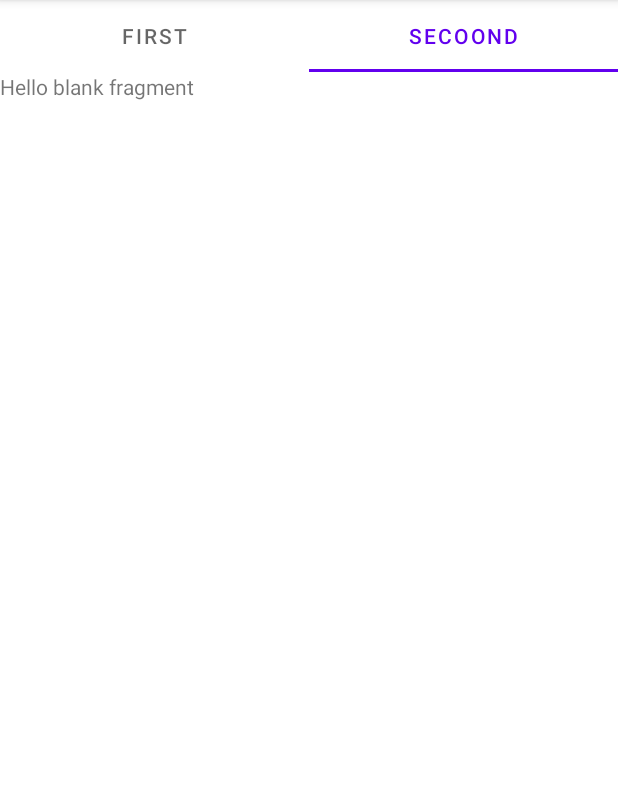
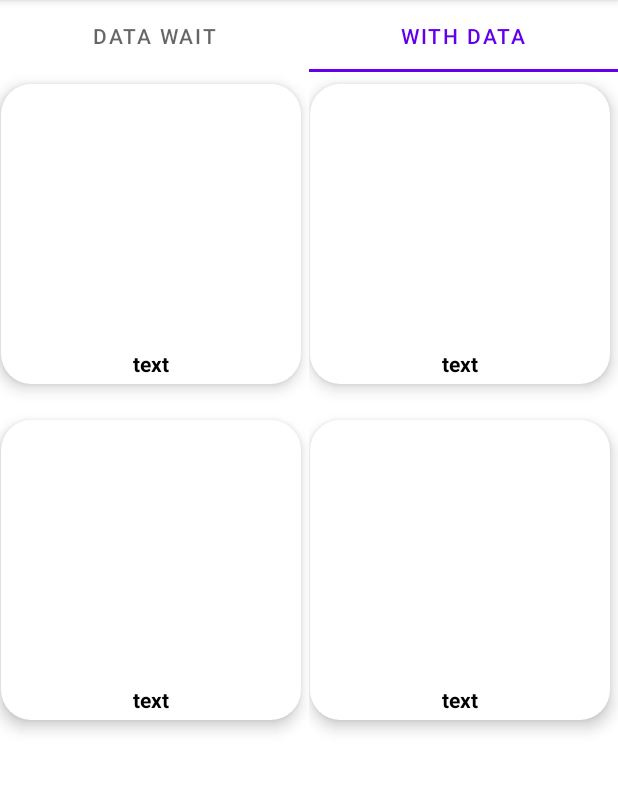
Before and after one commit to um41r254/starting_again, an Android app: the Tab screen opened directly, with no data from a screen before it, tab 2 chosen, on a phone screen of 412 x 824 dp, the part 84-877 px from its top. Run offline under Robolectric (Android 15) with nearby library versions, the phone set to English and light mode, and no system bars; our stand-ins replace Firebase (no records; nobody signed in at launch, a user with empty details on screens opened directly); pictures from the network do not load.

Commit message:
with delay left

```diff
--- a/app/src/main/AndroidManifest.xml
+++ b/app/src/main/AndroidManifest.xml
@@ -10,13 +10,15 @@
         android:supportsRtl="true"
         android:theme="@style/Theme.Starting_again">
         <activity android:name=".RecycleImplement">
+
+        </activity>
+        <activity android:name=".Tab">
             <intent-filter>
                 <action android:name="android.intent.action.MAIN" />
 
                 <category android:name="android.intent.category.LAUNCHER" />
             </intent-filter>
         </activity>
-        <activity android:name=".Tab" />
         <activity android:name=".DropTest" />
         <activity android:name=".MainActivity">
             <intent-filter>
@@ -24,6 +26,7 @@
 
                 <category android:name="android.intent.category.LAUNCHER" />
             </intent-filter>
+
         </activity>
     </application>
 
--- a/app/src/main/java/com/mid_banchers/starting_again/RecyclycleAdapter.java
+++ b/app/src/main/java/com/mid_banchers/starting_again/RecycleAdapter.java
@@ -6,6 +6,7 @@ import android.view.View;
 import android.view.ViewGroup;
 import android.widget.ImageView;
 import android.widget.TextView;
+import android.widget.Toast;
 
 import androidx.annotation.NonNull;
 import androidx.cardview.widget.CardView;
@@ -13,18 +14,16 @@ import androidx.recyclerview.widget.RecyclerView;
 
 import com.bumptech.glide.Glide;
 
-import org.w3c.dom.Text;
-
 import java.util.ArrayList;
 import java.util.List;
 
-public class RecyclycleAdapter extends RecyclerView.Adapter<RecyclycleAdapter.ViewHolder> {
+public class RecycleAdapter extends RecyclerView.Adapter<RecycleAdapter.ViewHolder> {
 private Context context;
 private List <String>  id= new ArrayList<>();
 private List <String>  name= new ArrayList<>();
 private List <String>  image = new ArrayList<>();
 
-    public RecyclycleAdapter(Context context) {
+    public RecycleAdapter(Context context) {
         this.context = context;
     }
 
@@ -56,11 +55,10 @@ private List <String>  image = new ArrayList<>();
             return id.size();
         }
     }
-    public void getdata(List<String> data ,List<String> data1 ,List<String> data2){
-        id.addAll(data);
-        image.addAll(data1);
-        name.addAll(data2);
-
+    public void getdata(List<String> data1 ,List<String> data2 ,List<String> data3){
+        id.addAll(data1);
+        image.addAll(data2);
+        name.addAll(data3);
         notifyDataSetChanged();
     }
 
--- a/app/src/main/java/com/mid_banchers/starting_again/RecycleImplement.java
+++ b/app/src/main/java/com/mid_banchers/starting_again/RecycleImplement.java
@@ -14,8 +14,6 @@ import com.google.firebase.firestore.DocumentSnapshot;
 import com.google.firebase.firestore.FirebaseFirestore;
 import com.google.firebase.firestore.QuerySnapshot;
 
-import org.w3c.dom.Document;
-
 import java.util.ArrayList;
 import java.util.List;
 
@@ -24,14 +22,14 @@ public class RecycleImplement extends AppCompatActivity {
     List<String> dbimage = new ArrayList<>();
     List<String> dpname = new ArrayList<>();
     List<String> dbid = new ArrayList<>();
-    RecyclycleAdapter adapter;
+    RecycleAdapter adapter;
 
     @Override
     protected void onCreate(Bundle savedInstanceState) {
         super.onCreate(savedInstanceState);
         setContentView(R.layout.activity_recycle_implement);
         rv1 = findViewById(R.id.rvcheck);
-        adapter = new RecyclycleAdapter(this);
+        adapter = new RecycleAdapter(this);
         rv1.setAdapter(adapter);
         rv1.setLayoutManager(new GridLayoutManager(this,2));
         getDatafromDb();
--- a/app/src/main/java/com/mid_banchers/starting_again/Tab.java
+++ b/app/src/main/java/com/mid_banchers/starting_again/Tab.java
@@ -24,10 +24,10 @@ TabLayout tabs;
         new TabLayoutMediator(tabs,pager,(TabLayout.Tab tab, int position) -> {
             if (position==0){
 
-                tab.setText("First");
+                tab.setText("Data Wait");
             }if (position==1){
 
-                tab.setText("Secoond");
+                tab.setText("With Data");
             }
 
         }).attach();
--- a/app/src/main/java/com/mid_banchers/starting_again/Tab1.java
+++ b/app/src/main/java/com/mid_banchers/starting_again/Tab1.java
@@ -1,35 +1,85 @@
 package com.mid_banchers.starting_again;
 
+import android.content.Context;
 import android.os.Bundle;
 
 import androidx.annotation.NonNull;
 import androidx.annotation.Nullable;
+import androidx.constraintlayout.widget.ConstraintLayout;
 import androidx.fragment.app.Fragment;
+import androidx.recyclerview.widget.GridLayoutManager;
+import androidx.recyclerview.widget.RecyclerView;
 
 import android.view.LayoutInflater;
 import android.view.View;
 import android.view.ViewGroup;
 
+import com.google.android.gms.tasks.OnFailureListener;
+import com.google.android.gms.tasks.OnSuccessListener;
+import com.google.firebase.firestore.DocumentSnapshot;
+import com.google.firebase.firestore.FirebaseFirestore;
+import com.google.firebase.firestore.QueryDocumentSnapshot;
+import com.google.firebase.firestore.QuerySnapshot;
+
+import java.util.ArrayList;
+import java.util.List;
+
 
 public class Tab1 extends Fragment {
+RecyclerView reload;
+RecycleAdapter Adapter;
+List<String> name = new ArrayList<>();
+List<String> image = new ArrayList<>();
+List<String> id = new ArrayList<>();
 
 
 
     public Tab1() {
 
+
     }
-
 
 
     @Override
     public View onCreateView(LayoutInflater inflater, ViewGroup container,
                              Bundle savedInstanceState) {
+
         // Inflate the layout for this fragment
+
         return inflater.inflate(R.layout.fragment_tab1, container, false);
     }
 
     @Override
     public void onViewCreated(@NonNull View view, @Nullable Bundle savedInstanceState) {
         super.onViewCreated(view, savedInstanceState);
+        reload = view.findViewById(R.id.rv_load);
+        Adapter = new RecycleAdapter(getContext());
+        reload.setAdapter(Adapter);
+        reload.setLayoutManager(new GridLayoutManager(getContext(),2));
+
+        FirebaseFirestore db = FirebaseFirestore.getInstance();
+        db.collection("Brands")
+                .get()
+                .addOnSuccessListener(new OnSuccessListener<QuerySnapshot>() {
+                    @Override
+                    public void onSuccess(QuerySnapshot queryDocumentSnapshots) {
+                        for(DocumentSnapshot Ds : queryDocumentSnapshots.getDocuments())
+                        {
+
+                            name.add(Ds.getString("brandName"));
+                            image.add(Ds.getString("image"));
+                            id.add(Ds.getId());
+                        }
+                        Adapter.getdata(id,image,name);
+
+                    }
+                }).addOnFailureListener(new OnFailureListener() {
+            @Override
+            public void onFailure(@NonNull Exception e) {
+
+            }
+        });
+
+
     }
 }
--- a/app/src/main/java/com/mid_banchers/starting_again/Tab2.java
+++ b/app/src/main/java/com/mid_banchers/starting_again/Tab2.java
@@ -5,13 +5,30 @@ import android.os.Bundle;
 import androidx.annotation.NonNull;
 import androidx.annotation.Nullable;
 import androidx.fragment.app.Fragment;
+import androidx.recyclerview.widget.GridLayoutManager;
+import androidx.recyclerview.widget.RecyclerView;
 
 import android.view.LayoutInflater;
 import android.view.View;
 import android.view.ViewGroup;
 
+import com.google.android.gms.tasks.OnFailureListener;
+import com.google.android.gms.tasks.OnSuccessListener;
+import com.google.firebase.firestore.DocumentSnapshot;
+import com.google.firebase.firestore.FirebaseFirestore;
+import com.google.firebase.firestore.QuerySnapshot;
+
+import java.util.ArrayList;
+import java.util.List;
+
 
 public class Tab2 extends Fragment {
+    RecyclerView reshow;
+    RecycleAdapter Adapter;
+    List<String> name = new ArrayList<>();
+    List<String> image = new ArrayList<>();
+    List<String> id = new ArrayList<>();
+
 
 
 
@@ -33,5 +50,32 @@ public class Tab2 extends Fragment {
     @Override
     public void onViewCreated(@NonNull View view, @Nullable Bundle savedInstanceState) {
         super.onViewCreated(view, savedInstanceState);
+        reshow = view.findViewById(R.id.rv_show);
+        Adapter = new RecycleAdapter(getContext());
+        reshow.setAdapter(Adapter);
+        reshow.setLayoutManager(new GridLayoutManager(getContext(),2));
+
+        FirebaseFirestore db = FirebaseFirestore.getInstance();
+        db.collection("Brands")
+                .get()
+                .addOnSuccessListener(new OnSuccessListener<QuerySnapshot>() {
+                    @Override
+                    public void onSuccess(QuerySnapshot queryDocumentSnapshots) {
+                        for(DocumentSnapshot Ds : queryDocumentSnapshots.getDocuments())
+                        {
+
+                            name.add(Ds.getString("brandName"));
+                            image.add(Ds.getString("image"));
+                            id.add(Ds.getId());
+                        }
+                        Adapter.getdata(id,image,name);
+
+                    }
+                }).addOnFailureListener(new OnFailureListener() {
+            @Override
+            public void onFailure(@NonNull Exception e) {
+
+            }
+        });
     }
 }
--- a/app/src/main/res/layout/fragment_tab2.xml
+++ b/app/src/main/res/layout/fragment_tab2.xml
@@ -1,14 +1,17 @@
 <?xml version="1.0" encoding="utf-8"?>
-<FrameLayout xmlns:android="http://schemas.android.com/apk/res/android"
+<androidx.constraintlayout.widget.ConstraintLayout xmlns:android="http://schemas.android.com/apk/res/android"
+    xmlns:app="http://schemas.android.com/apk/res-auto"
     xmlns:tools="http://schemas.android.com/tools"
     android:layout_width="match_parent"
     android:layout_height="match_parent"
     tools:context=".Tab2">
 
-    <!-- TODO: Update blank fragment layout -->
-    <TextView
+    <androidx.recyclerview.widget.RecyclerView
+        android:id="@+id/rv_show"
         android:layout_width="match_parent"
         android:layout_height="match_parent"
-        android:text="@string/hello_blank_fragment" />
-
-</FrameLayout>
+        app:layout_constraintBottom_toBottomOf="parent"
+        app:layout_constraintEnd_toEndOf="parent"
+        app:layout_constraintStart_toStartOf="parent"
+        app:layout_constraintTop_toTopOf="parent" />
+</androidx.constraintlayout.widget.ConstraintLayout>
```
Also changed, not shown: app/src/main/java/com/mid_banchers/starting_again/DropTest.java (+7 -0 lines), app/src/main/res/layout/fragment_tab1.xml (+11 -6 lines).
